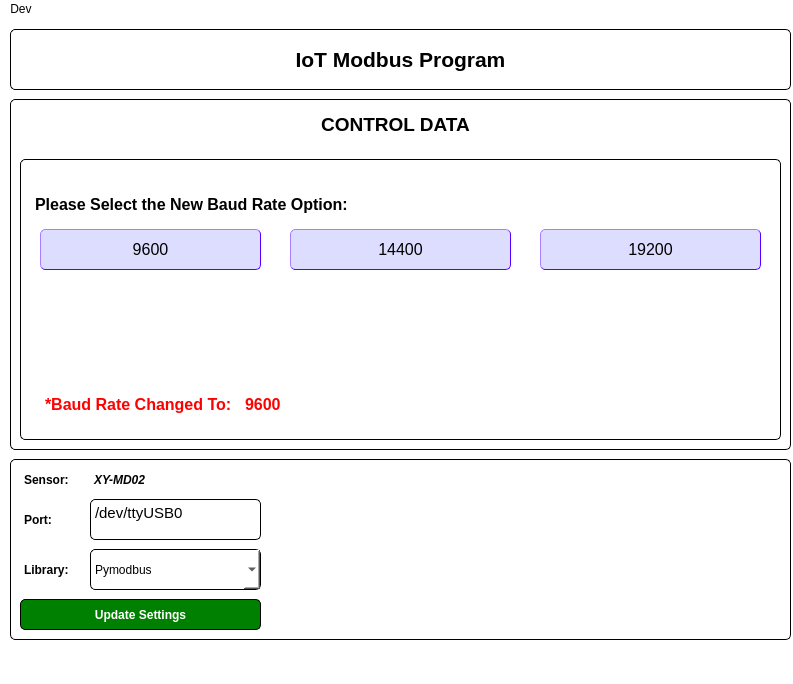
Old version of the form gui.ui in the repository hanif-page/IoT_LearningTask.
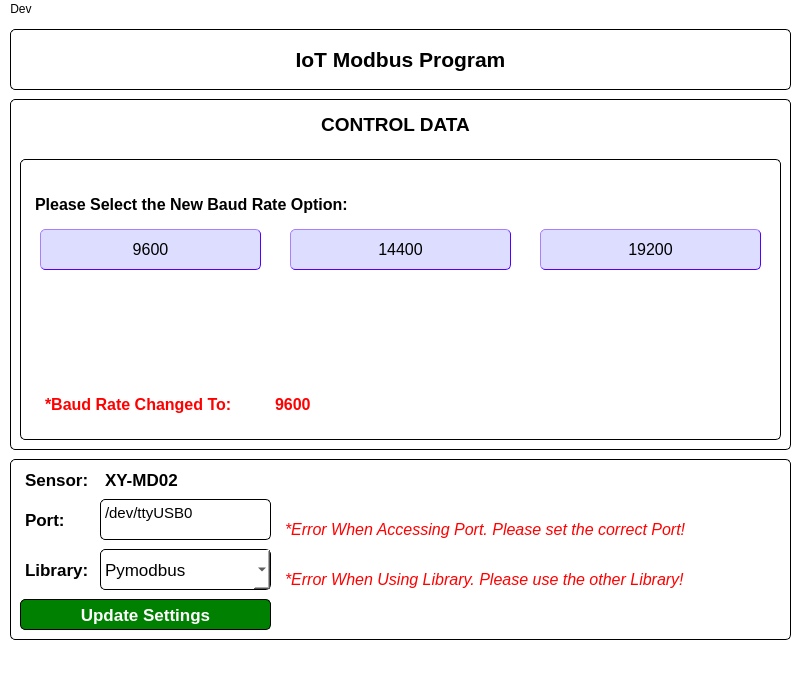
New version of the form. The open tabs and pages were chosen to show the change.

Commit message: feat: Complete the GUI Integration, both for Pymodbus and Minimalmodbus. Implement the switching mechanism between library too

Patch:
```diff
--- a/gui.ui
+++ b/gui.ui
@@ -6,7 +6,7 @@
    <rect>
     <x>0</x>
     <y>0</y>
-    <width>793</width>
+    <width>801</width>
     <height>684</height>
    </rect>
   </property>
@@ -94,6 +94,7 @@
      </property>
      <property name="font">
       <font>
+       <pointsize>13</pointsize>
        <weight>75</weight>
        <bold>true</bold>
       </font>
@@ -110,12 +111,13 @@
       <rect>
        <x>10</x>
        <y>10</y>
-       <width>61</width>
+       <width>81</width>
        <height>21</height>
       </rect>
      </property>
      <property name="font">
       <font>
+       <pointsize>13</pointsize>
        <weight>75</weight>
        <bold>true</bold>
       </font>
@@ -132,12 +134,13 @@
       <rect>
        <x>10</x>
        <y>100</y>
-       <width>61</width>
+       <width>71</width>
        <height>21</height>
       </rect>
      </property>
      <property name="font">
       <font>
+       <pointsize>13</pointsize>
        <weight>75</weight>
        <bold>true</bold>
       </font>
@@ -152,16 +155,17 @@
     <widget class="QLabel" name="sensor_name">
      <property name="geometry">
       <rect>
-       <x>80</x>
+       <x>90</x>
        <y>10</y>
-       <width>671</width>
+       <width>661</width>
        <height>21</height>
       </rect>
      </property>
      <property name="font">
       <font>
+       <pointsize>13</pointsize>
        <weight>75</weight>
-       <italic>true</italic>
+       <italic>false</italic>
        <bold>true</bold>
       </font>
      </property>
@@ -175,12 +179,17 @@
     <widget class="QComboBox" name="library_pick">
      <property name="geometry">
       <rect>
-       <x>80</x>
+       <x>90</x>
        <y>90</y>
        <width>171</width>
        <height>41</height>
       </rect>
      </property>
+     <property name="font">
+      <font>
+       <pointsize>13</pointsize>
+      </font>
+     </property>
      <item>
       <property name="text">
        <string>Pymodbus</string>
@@ -200,7 +209,7 @@
     <widget class="QTextEdit" name="port_input">
      <property name="geometry">
       <rect>
-       <x>80</x>
+       <x>90</x>
        <y>40</y>
        <width>171</width>
        <height>41</height>
@@ -210,8 +219,8 @@
       <string>&lt;!DOCTYPE HTML PUBLIC &quot;-//W3C//DTD HTML 4.0//EN&quot; &quot;http://www.w3.org/TR/REC-html40/strict.dtd&quot;&gt;
 &lt;html&gt;&lt;head&gt;&lt;meta name=&quot;qrichtext&quot; content=&quot;1&quot; /&gt;&lt;style type=&quot;text/css&quot;&gt;
 p, li { white-space: pre-wrap; }
-&lt;/style&gt;&lt;/head&gt;&lt;body style=&quot; font-family:'MS Shell Dlg 2'; font-size:7.8pt; font-weight:400; font-style:normal;&quot;&gt;
-&lt;p style=&quot; margin-top:0px; margin-bottom:0px; margin-left:0px; margin-right:0px; -qt-block-indent:0; text-indent:0px;&quot;&gt;&lt;span style=&quot; font-family:'Ubuntu Sans'; font-size:11pt;&quot;&gt;/dev/ttyUSB0&lt;/span&gt;&lt;/p&gt;&lt;/body&gt;&lt;/html&gt;</string>
+&lt;/style&gt;&lt;/head&gt;&lt;body style=&quot; font-family:'Ubuntu Sans'; font-size:11pt; font-weight:400; font-style:normal;&quot;&gt;
+&lt;p style=&quot; margin-top:0px; margin-bottom:0px; margin-left:0px; margin-right:0px; -qt-block-indent:0; text-indent:0px;&quot;&gt;/dev/ttyUSB0&lt;/p&gt;&lt;/body&gt;&lt;/html&gt;</string>
      </property>
     </widget>
     <widget class="QPushButton" name="update_settings_button">
@@ -219,12 +228,13 @@
       <rect>
        <x>10</x>
        <y>140</y>
-       <width>241</width>
+       <width>251</width>
        <height>31</height>
       </rect>
      </property>
      <property name="font">
       <font>
+       <pointsize>13</pointsize>
        <weight>75</weight>
        <bold>true</bold>
       </font>
@@ -238,6 +248,56 @@
       <string>Update Settings</string>
      </property>
     </widget>
+    <widget class="QLabel" name="port_error_msg">
+     <property name="geometry">
+      <rect>
+       <x>270</x>
+       <y>60</y>
+       <width>501</width>
+       <height>21</height>
+      </rect>
+     </property>
+     <property name="font">
+      <font>
+       <pointsize>12</pointsize>
+       <weight>50</weight>
+       <italic>true</italic>
+       <bold>false</bold>
+      </font>
+     </property>
+     <property name="styleSheet">
+      <string notr="true">border-color: white;
+color: red</string>
+     </property>
+     <property name="text">
+      <string>*Error When Accessing Port. Please set the correct Port!</string>
+     </property>
+    </widget>
+    <widget class="QLabel" name="library_error_msg">
+     <property name="geometry">
+      <rect>
+       <x>270</x>
+       <y>110</y>
+       <width>501</width>
+       <height>21</height>
+      </rect>
+     </property>
+     <property name="font">
+      <font>
+       <pointsize>12</pointsize>
+       <weight>50</weight>
+       <italic>true</italic>
+       <bold>false</bold>
+      </font>
+     </property>
+     <property name="styleSheet">
+      <string notr="true">border-color: white;
+color: red</string>
+     </property>
+     <property name="text">
+      <string>*Error When Using Library. Please use the other Library!</string>
+     </property>
+    </widget>
    </widget>
    <widget class="QStackedWidget" name="stackedWidget">
     <property name="geometry">
@@ -737,7 +797,7 @@
          <rect>
           <x>10</x>
           <y>0</y>
-          <width>221</width>
+          <width>241</width>
           <height>31</height>
          </rect>
         </property>
@@ -759,9 +819,9 @@
        <widget class="QLabel" name="newBaudRate_value">
         <property name="geometry">
          <rect>
-          <x>210</x>
+          <x>240</x>
           <y>0</y>
-          <width>221</width>
+          <width>191</width>
           <height>31</height>
          </rect>
         </property>
@@ -790,8 +850,8 @@
     <rect>
      <x>0</x>
      <y>0</y>
-     <width>793</width>
-     <height>26</height>
+     <width>801</width>
+     <height>24</height>
     </rect>
    </property>
    <widget class="QMenu" name="menuDev">
```
The commit also changes 13 other files.
